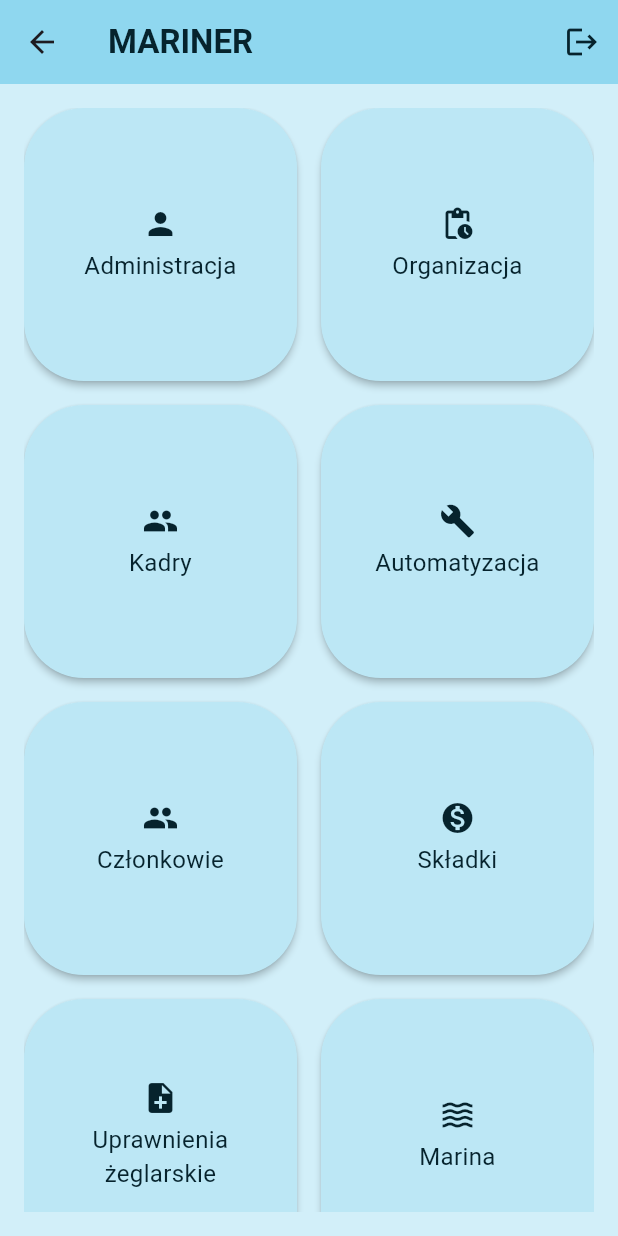
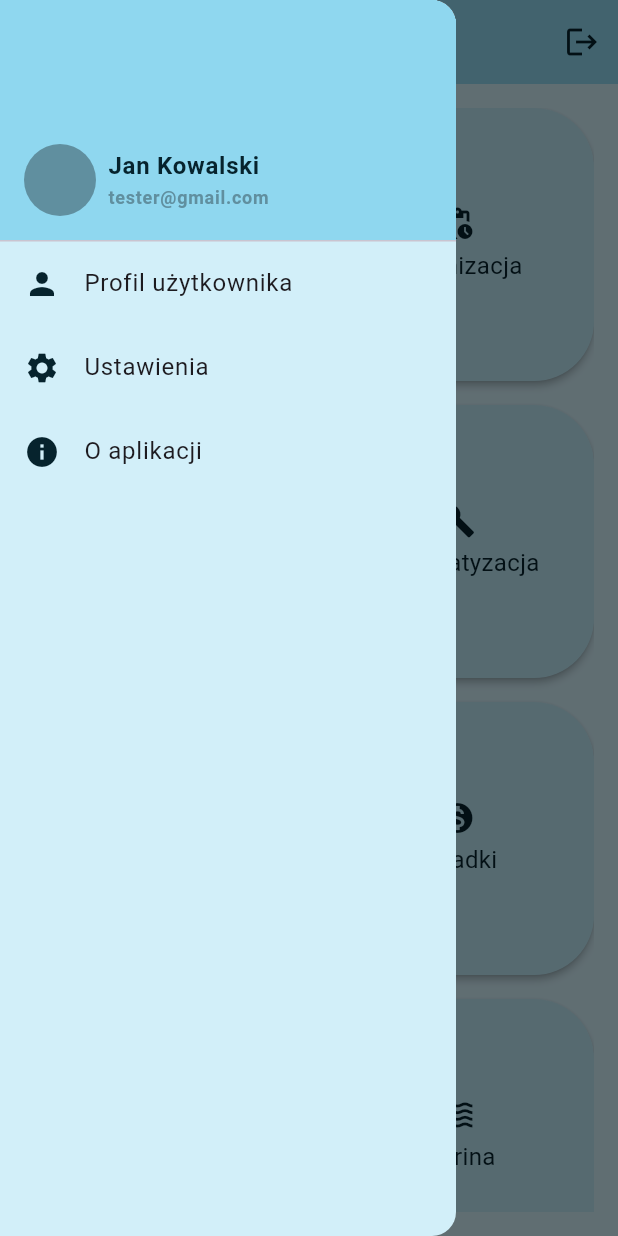
Before and after one commit to jkcoderdev/mariner-testing, a Flutter app: the MainPage screen opened by its route, with the side drawer open (before the commit the screen has no drawer), on a phone screen of 412 x 824 dp. Run offline on Flutter 3.47's test engine with Material 3 defaults, Android fonts, the phone set to English and light mode, and no system bars; our stand-ins replace shared_preferences; accounts and stored records are empty; project files that could hold a hidden picture were left out.

Commit message:
Add menu page tiles

```diff
--- a/lib/components/side_menu.dart
+++ b/lib/components/side_menu.dart
@@ -1,21 +1,38 @@
 import 'package:flutter/material.dart';
 
 import 'package:d360/theme/colors.dart';
+
+import 'package:d360/models/side_menu_tile_model.dart';
 
 class SideMenu extends StatelessWidget {
   const SideMenu({super.key});
 
   @override
   Widget build(BuildContext context) {
+    const List<SideMenuTileModel> routes = [
+      SideMenuTileModel(
+        title: 'Profil użytkownika',
+        icon: Icons.person
+      ),
+      SideMenuTileModel(
+          title: 'Ustawienia',
+          icon: Icons.settings
+      ),
+      SideMenuTileModel(
+          title: 'O aplikacji',
+          icon: Icons.info
+      ),
+    ];
+
     final colors = ThemeColors.of(context);
 
     return Drawer(
       backgroundColor: colors['background'],
-      child: ListView(
-        padding: EdgeInsets.zero,
+      child: Column(
         children: <Widget>[
           DrawerHeader(
             padding: const EdgeInsets.all(16.0),
+            margin: EdgeInsets.zero,
             decoration: BoxDecoration(
               color: colors['primary'],
             ),
@@ -55,6 +72,28 @@ class SideMenu extends StatelessWidget {
                 )
               ],
             )
+          ),
+          Expanded(
+            child: ListView.builder(
+              padding: EdgeInsets.zero,
+              itemCount: routes.length,
+              itemBuilder: (context, index) {
+                final route = routes[index];
+
+                return ListTile(
+                  contentPadding: const EdgeInsets.symmetric(horizontal: 16.0),
+                  // visualDensity: const VisualDensity(vertical: -2.0),
+                  iconColor: colors['textPrimary'],
+                  leading: Icon(route.icon),
+                  title: Text(route.title),
+                  onTap: () {
+                    if (route.hasRoute) {
+                      Navigator.pushReplacementNamed(context, route.route!);
+                    }
+                  },
+                );
+              }
+            ),
           )
         ],
       ),
--- /dev/null
+++ b/lib/models/side_menu_tile_model.dart
@@ -0,0 +1,11 @@
+import 'package:flutter/cupertino.dart';
+
+class SideMenuTileModel {
+  const SideMenuTileModel({required this.title, required this.icon, this.route});
+
+  final String title;
+  final IconData icon;
+  final String? route;
+
+  get hasRoute => route != null;
+}
--- a/lib/pages/main_page.dart
+++ b/lib/pages/main_page.dart
@@ -7,7 +7,7 @@ import 'package:d360/models/section_button_model.dart';
 
 import 'package:d360/components/section_button.dart';
 import 'package:d360/components/side_menu.dart';
-import 'sections_page.dart';
+import 'package:d360/pages/sections_page.dart';
 
 class BtnModel {
   final String title;
@@ -95,6 +95,7 @@ class MainPage extends StatelessWidget {
           ),
         ],
       ),
+      drawer: const SideMenu(),
       body: Container(
         padding: const EdgeInsets.all(16.0),
         child: GridView.builder(
```
